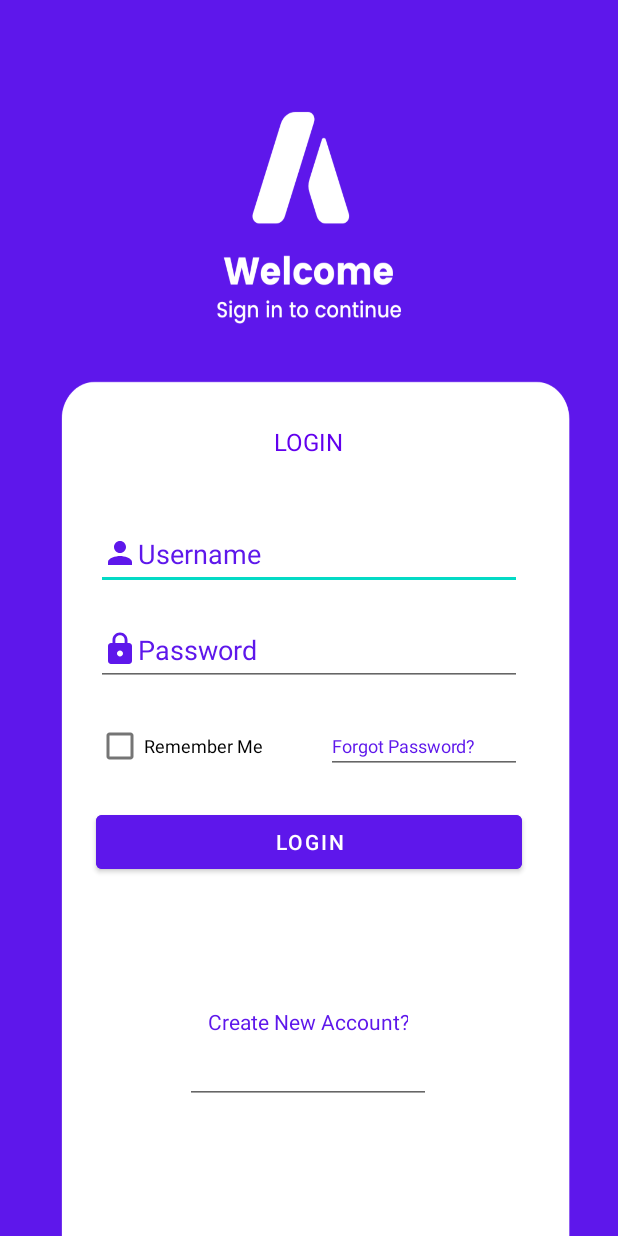
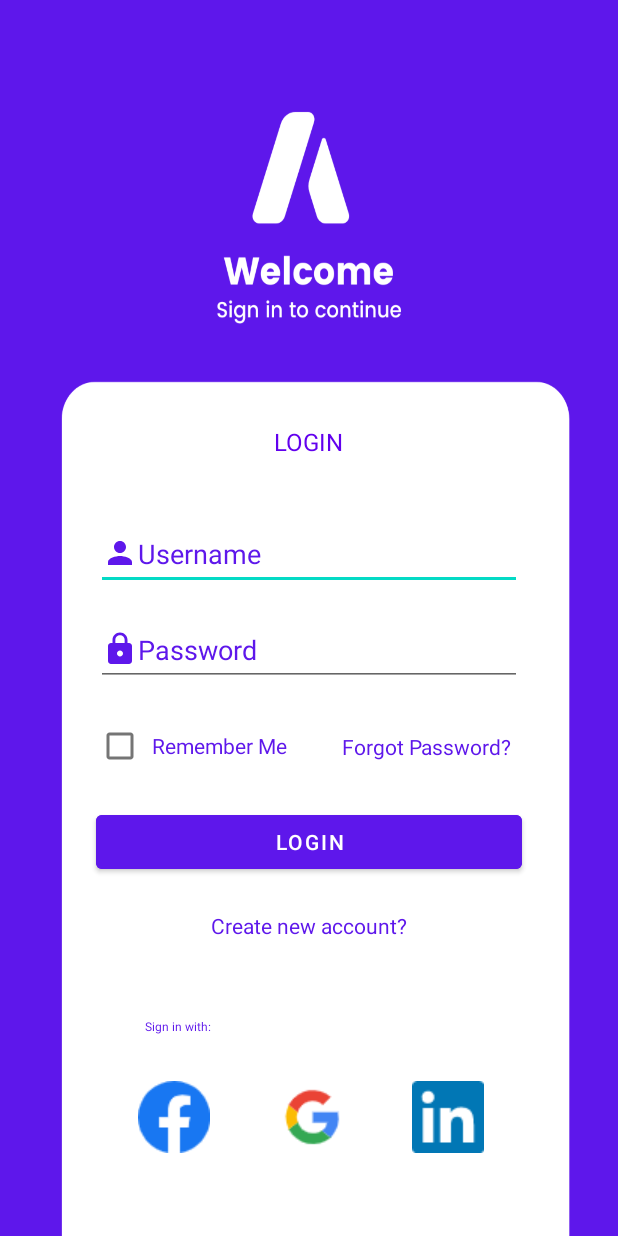
Before and after one commit to aris23cruz/kodego.studentapp.cruz, an Android app: the screen it shows after launch (MainActivity), on a phone screen of 412 x 824 dp. Run offline under Robolectric (Android 15) with nearby library versions, the phone set to English and light mode, and no system bars.

Commit message:
add icon and revised splash

```diff
--- a/app/src/main/res/layout/activity_main.xml
+++ b/app/src/main/res/layout/activity_main.xml
@@ -82,60 +82,98 @@
         android:layout_height="wrap_content"
         android:layout_marginStart="64dp"
         android:layout_marginTop="12dp"
-        android:layout_marginEnd="11dp"
         android:layout_marginBottom="12dp"
+        android:padding="5dp"
         android:text="Remember Me"
-        android:textColor="#000000"
+        android:textColor="#5E17EB"
         android:textColorHint="#595656"
-        android:textSize="12sp"
+        android:textSize="14sp"
         app:layout_constraintBottom_toTopOf="@+id/btnLogin"
-        app:layout_constraintEnd_toStartOf="@+id/txtForgotPassword"
         app:layout_constraintStart_toStartOf="parent"
         app:layout_constraintTop_toBottomOf="@+id/etPassword" />
 
-    <EditText
-        android:id="@+id/txtForgotPassword"
-        android:layout_width="0dp"
+    <TextView
+        android:id="@+id/tvForgotPassword"
+        android:layout_width="wrap_content"
         android:layout_height="wrap_content"
-        android:layout_marginStart="11dp"
-        android:layout_marginTop="12dp"
-        android:layout_marginEnd="64dp"
-        android:layout_marginBottom="12dp"
-        android:ems="10"
-        android:inputType="textPersonName"
+        android:padding="5dp"
         android:text="Forgot Password?"
         android:textColor="#5E17EB"
         android:textColorHint="#5E17EB"
-        android:textSize="12sp"
         app:layout_constraintBottom_toTopOf="@+id/btnLogin"
         app:layout_constraintEnd_toEndOf="parent"
+        app:layout_constraintHorizontal_bias="0.288"
         app:layout_constraintStart_toEndOf="@+id/txtRememberMe"
         app:layout_constraintTop_toBottomOf="@+id/etPassword"
-        tools:ignore="TouchTargetSizeCheck" />
+        app:layout_constraintVertical_bias="0.509" />
 
-    <EditText
-        android:id="@+id/txtCreateNewAccount"
-        android:layout_width="164dp"
-        android:layout_height="0dp"
-        android:layout_marginStart="64dp"
-        android:layout_marginTop="44dp"
-        android:layout_marginEnd="64dp"
-        android:layout_marginBottom="88dp"
-        android:ems="10"
-        android:includeFontPadding="false"
-        android:inputType="textPersonName"
-        android:paddingLeft="15dp"
-        android:paddingRight="15dp"
-        android:text="Create New Account?"
+    <TextView
+        android:id="@+id/tvCreateNewAcct"
+        android:layout_width="wrap_content"
+        android:layout_height="wrap_content"
+        android:padding="5dp"
+        android:text="Create new account?"
         android:textColor="#5E17EB"
         android:textColorHint="#5E17EB"
-        android:textSize="14sp"
         app:layout_constraintBottom_toBottomOf="parent"
         app:layout_constraintEnd_toEndOf="parent"
-        app:layout_constraintHorizontal_bias="0.495"
         app:layout_constraintStart_toStartOf="parent"
         app:layout_constraintTop_toBottomOf="@+id/btnLogin"
-        app:layout_constraintVertical_bias="1.0"
-        tools:ignore="TouchTargetSizeCheck" />
+        app:layout_constraintVertical_bias="0.08" />
+
+    <ImageButton
+        android:id="@+id/imageButton"
+        android:layout_width="wrap_content"
+        android:layout_height="wrap_content"
+        android:layout_marginStart="92dp"
+        android:background="#00FFFFFF"
+        app:layout_constraintBottom_toBottomOf="parent"
+        app:layout_constraintStart_toStartOf="parent"
+        app:layout_constraintTop_toTopOf="parent"
+        app:layout_constraintVertical_bias="0.929"
+        app:srcCompat="@drawable/facebook"
+        tools:ignore="SpeakableTextPresentCheck" />
+
+    <ImageButton
+        android:id="@+id/imageButton2"
+        android:layout_width="wrap_content"
+        android:layout_height="wrap_content"
+        android:layout_marginStart="44dp"
+        android:background="#00FFFFFF"
+        app:layout_constraintBottom_toBottomOf="parent"
+        app:layout_constraintStart_toEndOf="@+id/imageButton"
+        app:layout_constraintTop_toTopOf="parent"
+        app:layout_constraintVertical_bias="0.929"
+        app:srcCompat="@drawable/google"
+        tools:ignore="SpeakableTextPresentCheck" />
+
+    <ImageButton
+        android:id="@+id/imageButton3"
+        android:layout_width="wrap_content"
+        android:layout_height="wrap_content"
+        android:background="#00FFFFFF"
+        app:layout_constraintBottom_toBottomOf="parent"
+        app:layout_constraintEnd_toEndOf="parent"
+        app:layout_constraintHorizontal_bias="0.322"
+        app:layout_constraintStart_toEndOf="@+id/imageButton2"
+        app:layout_constraintTop_toTopOf="parent"
+        app:layout_constraintVertical_bias="0.929"
+        app:srcCompat="@drawable/linkedin"
+        tools:ignore="SpeakableTextPresentCheck" />
+
+    <TextView
+        android:id="@+id/tvSignInWith"
+        android:layout_width="wrap_content"
+        android:layout_height="wrap_content"
+        android:padding="5dp"
+        android:text="Sign in with:"
+        android:textColor="#5E17EB"
+        android:textSize="8sp"
+        app:layout_constraintBottom_toTopOf="@+id/imageButton"
+        app:layout_constraintEnd_toEndOf="parent"
+        app:layout_constraintHorizontal_bias="0.256"
+        app:layout_constraintStart_toStartOf="parent"
+        app:layout_constraintTop_toBottomOf="@+id/tvCreateNewAcct"
+        app:layout_constraintVertical_bias="0.619" />
 
 </androidx.constraintlayout.widget.ConstraintLayout>
--- a/app/src/main/res/layout/activity_splash.xml
+++ b/app/src/main/res/layout/activity_splash.xml
@@ -4,7 +4,7 @@
     xmlns:tools="http://schemas.android.com/tools"
     android:layout_width="match_parent"
     android:layout_height="match_parent"
-    android:background="@drawable/splashscreen2"
+    android:background="@drawable/splashscreen"
     tools:context=".SplashActivity">
 
     <TextView
@@ -19,5 +19,5 @@
         app:layout_constraintHorizontal_bias="0.497"
         app:layout_constraintStart_toStartOf="parent"
         app:layout_constraintTop_toTopOf="parent"
-        app:layout_constraintVertical_bias="0.625" />
+        app:layout_constraintVertical_bias="0.586" />
 </androidx.constraintlayout.widget.ConstraintLayout>
--- a/build.gradle
+++ b/build.gradle
@@ -1,6 +1,6 @@
 // Top-level build file where you can add configuration options common to all sub-projects/modules.
 plugins {
-    id 'com.android.application' version '7.3.0' apply false
-    id 'com.android.library' version '7.3.0' apply false
+    id 'com.android.application' version '7.3.1' apply false
+    id 'com.android.library' version '7.3.1' apply false
     id 'org.jetbrains.kotlin.android' version '1.7.10' apply false
 }
```
Also changed, not shown: app/src/main/res/drawable-v24/facebook.png (added), app/src/main/res/drawable-v24/google.png (added), app/src/main/res/drawable-v24/homepage1.png (added), app/src/main/res/drawable-v24/homepage2.png (added), app/src/main/res/drawable-v24/linkedin.png (added), app/src/main/res/drawable-v24/splashscreen.png (added).
